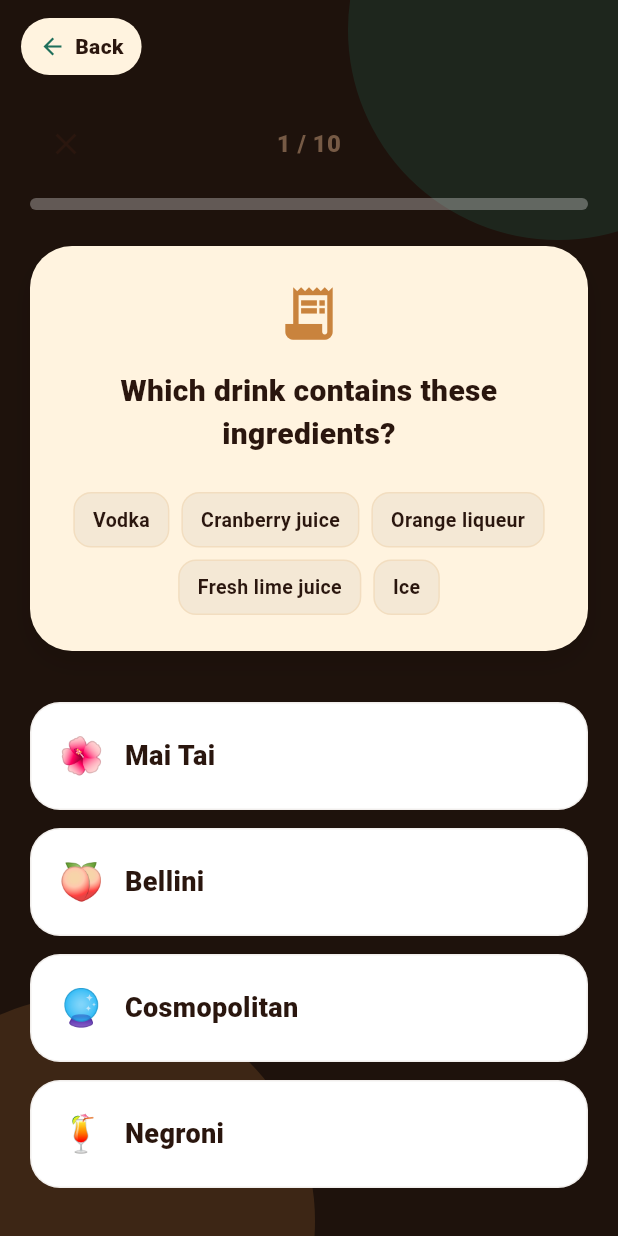
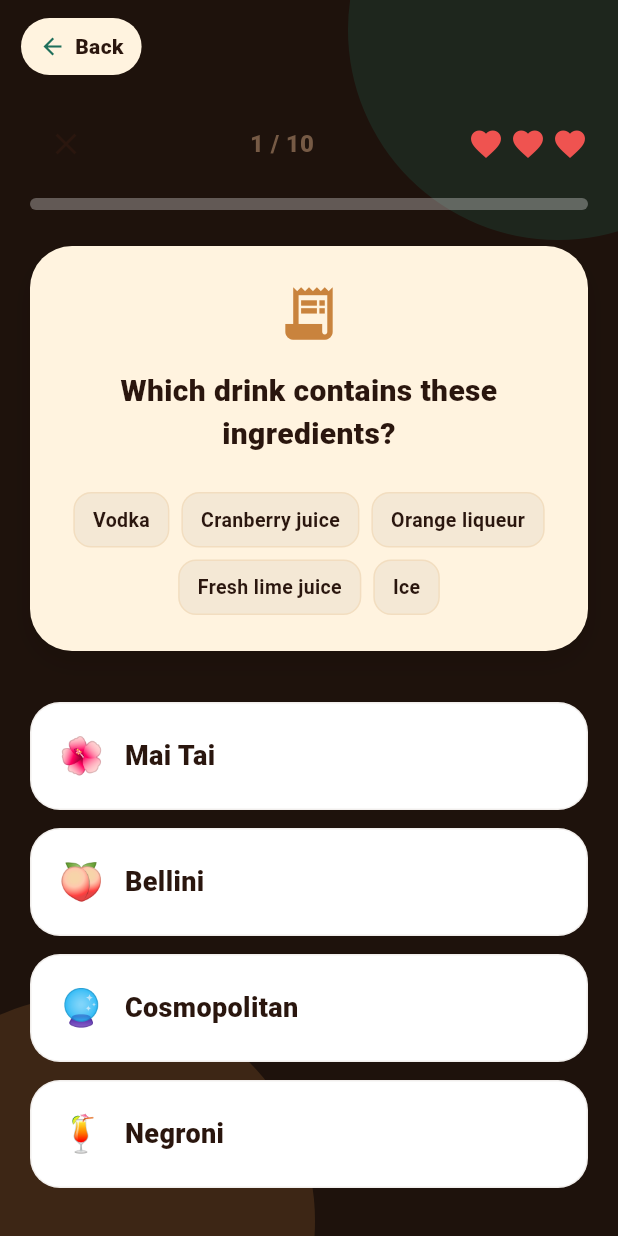
Before and after one commit to hovova/potio, a Flutter app: the RecipeGuessScreen screen opened directly, on a phone screen of 412 x 824 dp. Run offline on Flutter 3.47's test engine with Material 3 defaults, Android fonts, the phone set to English and light mode, and no system bars; our stand-ins replace audioplayers, google_mobile_ads, in_app_purchase, shared_preferences; accounts and stored records are empty.

Commit message:
Add 3-lives system and heart UI to Recipe Guess and Picture Match modes

```diff
--- a/lib/data/app_text.dart
+++ b/lib/data/app_text.dart
@@ -1312,5 +1312,15 @@ class AppText {
         'uk': 'В меню',
         'ru': 'В меню',
       },
+      'out_of_lives': {
+      'en': 'Out of Lives!',
+      'uk': 'Немає життів!',
+      'ru': 'Закончились жизни!',
+      },
+      'quiz_complete': {
+        'en': 'Quiz Complete!',
+        'uk': 'Гру завершено!',
+        'ru': 'Игра окончена!',
+    },
   };
 }
--- a/lib/screens/recipe_guess_screen.dart
+++ b/lib/screens/recipe_guess_screen.dart
@@ -35,6 +35,7 @@ class _RecipeGuessScreenState extends State<RecipeGuessScreen> {
   List<_RecipeGuessQuestion> _questions = [];
   int _currentIndex = 0;
   int _score = 0;
+  int _lives = 3; // <--- ADDED LIVES
 
   bool _isAnswered = false;
   Drink? _selectedAnswer;
@@ -48,26 +49,20 @@ class _RecipeGuessScreenState extends State<RecipeGuessScreen> {
   Future<void> _initGame() async {
     _progress = await _storage.loadProgress();
 
-    // 1. Check premium status globally!
     final isPremium = PotioPurchaseService.instance.isPremium.value || _progress.hasPremium;
-
-    // 2. Load the correct pool of drinks (50 vs 100)
     final availableDrinks = isPremium ? allDrinks : basicDrinks;
 
     final random = Random();
 
-    // 3. Pick 10 random drinks to be the questions
     final shuffledDrinks = List<Drink>.from(availableDrinks)..shuffle(random);
     final selectedDrinks = shuffledDrinks.take(10).toList();
 
-    // 4. Generate 3 wrong options for each question
     _questions = selectedDrinks.map((correctDrink) {
       final wrongDrinks = availableDrinks
           .where((d) => d.id != correctDrink.id)
           .toList()..shuffle(random);
 
       final options = [correctDrink, ...wrongDrinks.take(3)]..shuffle(random);
-
       return _RecipeGuessQuestion(correctDrink, options);
     }).toList();
 
@@ -89,17 +84,20 @@ class _RecipeGuessScreenState extends State<RecipeGuessScreen> {
     final isCorrect = option.id == _questions[_currentIndex].correctDrink.id;
     if (isCorrect) {
       _score++;
-      PotioAudioService.instance.playCorrect(); // PLAY CORRECT SOUND!
+      PotioAudioService.instance.playCorrect();
     } else {
-      PotioAudioService.instance.playWrong();   // PLAY WRONG SOUND!
+      _lives--; // <--- DECREASE LIVES ON WRONG ANSWER
+      PotioAudioService.instance.playWrong();
     }
 
-    // Wait 1.5 seconds so the user can see the correct answer
     await Future.delayed(const Duration(milliseconds: 1500));
 
     if (!mounted) return;
 
-    if (_currentIndex < _questions.length - 1) {
+    // Check if dead
+    if (_lives <= 0) {
+      _finishGame();
+    } else if (_currentIndex < _questions.length - 1) {
       setState(() {
         _currentIndex++;
         _isAnswered = false;
@@ -111,7 +109,6 @@ class _RecipeGuessScreenState extends State<RecipeGuessScreen> {
   }
 
   Future<void> _finishGame() async {
-    // 10 XP per correct answer
     final xpEarned = _score * 10;
     final updatedProgress = _progress.addXp(xpEarned);
     await _storage.saveProgress(updatedProgress);
@@ -123,18 +120,10 @@ class _RecipeGuessScreenState extends State<RecipeGuessScreen> {
 
   Color _getOptionColor(Drink option) {
     if (!_isAnswered) return Colors.white;
-
     final isCorrectOption = option.id == _questions[_currentIndex].correctDrink.id;
-
-    if (isCorrectOption) {
-      return potioEmerald.withValues(alpha: 0.9); // Green for correct
-    }
-
-    if (option.id == _selectedAnswer?.id) {
-      return Colors.red.shade400; // Red if they tapped the wrong one
-    }
-
-    return Colors.white.withValues(alpha: 0.5); // Fade out the rest
+    if (isCorrectOption) return potioEmerald.withValues(alpha: 0.9);
+    if (option.id == _selectedAnswer?.id) return Colors.red.shade400;
+    return Colors.white.withValues(alpha: 0.5);
   }
 
   Color _getTextColor(Drink option) {
@@ -169,29 +158,37 @@ class _RecipeGuessScreenState extends State<RecipeGuessScreen> {
           child: Column(
             crossAxisAlignment: CrossAxisAlignment.stretch,
             children: [
-              // HEADER
+              // HEADER WITH LIVES
               Row(
+                mainAxisAlignment: MainAxisAlignment.spaceBetween,
                 children: [
                   IconButton(
                     icon: const Icon(Icons.close, color: potioInk),
                     onPressed: () => Navigator.pop(context),
                   ),
-                  Expanded(
-                    child: Text(
+                  Text(
                     '${_currentIndex + 1} / ${_questions.length}',
-                      textAlign: TextAlign.center,
                     style: const TextStyle(
                       color: potioMutedInk,
                       fontSize: 16,
                       fontWeight: FontWeight.w900,
                     ),
                   ),
+                  Row(
+                    children: List.generate(3, (index) {
+                      return Padding(
+                        padding: const EdgeInsets.only(left: 4),
+                        child: Icon(
+                          index < _lives ? Icons.favorite : Icons.favorite_border,
+                          color: index < _lives ? Colors.red.shade400 : potioMutedInk.withValues(alpha: 0.3),
+                          size: 24,
                         ),
-                  const SizedBox(width: 48), // Balance for back button
+                      );
+                    }),
+                  ),
                 ],
               ),
 
-              // PROGRESS BAR
               const SizedBox(height: 12),
               LinearProgressIndicator(
                 value: (_currentIndex) / _questions.length,
@@ -309,6 +306,8 @@ class _RecipeGuessScreenState extends State<RecipeGuessScreen> {
   }
 
   Widget _buildResultsScreen(String languageCode) {
+    final isDead = _lives <= 0;
+
     return PotioScaffold(
       child: Center(
         child: Padding(
@@ -316,10 +315,14 @@ class _RecipeGuessScreenState extends State<RecipeGuessScreen> {
           child: Column(
             mainAxisSize: MainAxisSize.min,
             children: [
-              const Icon(Icons.emoji_events, color: potioCopper, size: 72),
+              Icon(
+                isDead ? Icons.heart_broken : Icons.emoji_events,
+                color: isDead ? Colors.red.shade400 : potioCopper,
+                size: 72
+              ),
               const SizedBox(height: 20),
               Text(
-                AppText.get(languageCode, 'game_over'),
+                isDead ? AppText.get(languageCode, 'out_of_lives') : AppText.get(languageCode, 'quiz_complete'),
                 style: const TextStyle(
                   color: potioInk,
                   fontSize: 32,
```
Also changed, not shown: lib/screens/picture_match_screen.dart (+30 -22 lines). Lines whose indentation alone changed are shown as unchanged.
